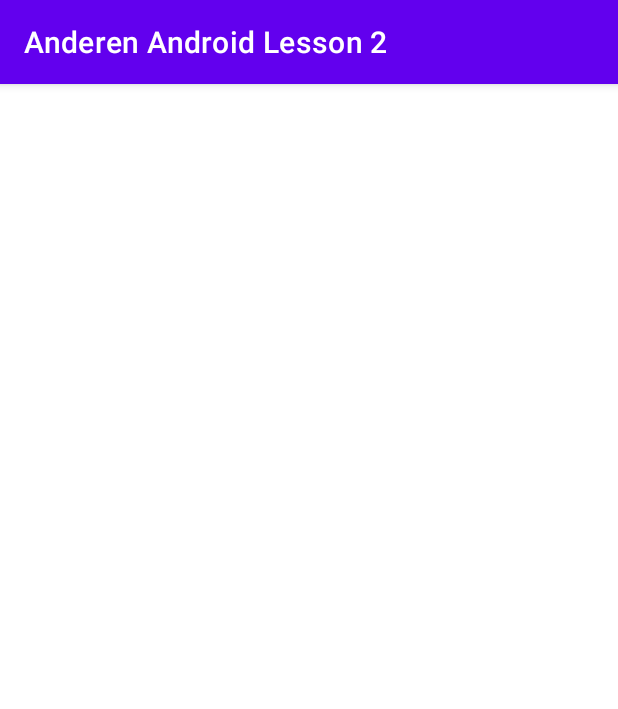
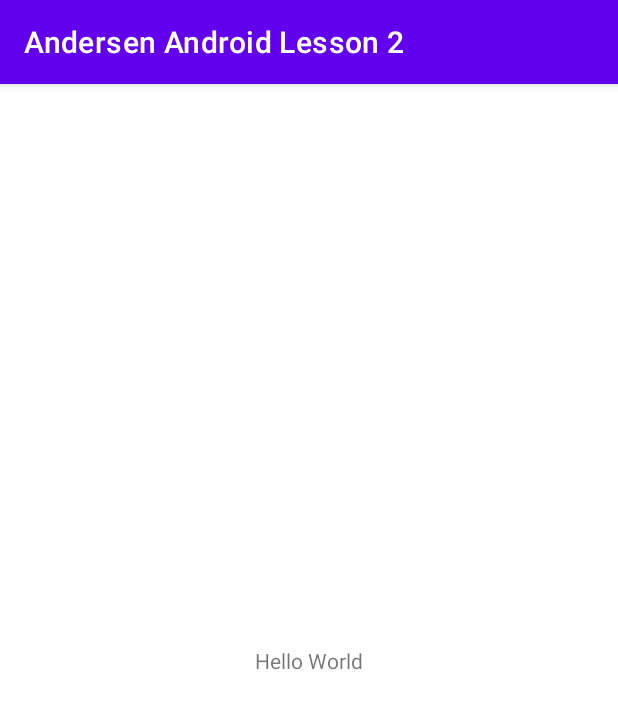
Before and after one commit to yakovbenalex/Andersen-Android-Lesson2-Codelabs-Unit1-2, an Android app: the screen it shows after launch (MainActivity), on a phone screen of 412 x 824 dp. Shown: the top 709 px of the screen. Run offline under Robolectric (Android 15) with nearby library versions, the phone set to English and light mode, and no system bars.

Commit message:
Lesson 1.1: Android Studio and Hello World

```diff
--- a/app/build.gradle
+++ b/app/build.gradle
@@ -7,7 +7,7 @@ android {
     compileSdk 32
 
     defaultConfig {
-        applicationId "ru.opalevapps.anderenandroidlesson2"
+        applicationId "ru.opalevapps.andersenandroidlesson2"
         minSdk 21
         targetSdk 32
         versionCode 1
--- a/app/src/main/AndroidManifest.xml
+++ b/app/src/main/AndroidManifest.xml
@@ -1,6 +1,6 @@
 <?xml version="1.0" encoding="utf-8"?>
 <manifest xmlns:android="http://schemas.android.com/apk/res/android"
-    package="ru.opalevapps.anderenandroidlesson2">
+    package="ru.opalevapps.andersenandroidlesson2">
 
     <application
         android:allowBackup="true"
@@ -8,9 +8,9 @@
         android:label="@string/app_name"
         android:roundIcon="@mipmap/ic_launcher_round"
         android:supportsRtl="true"
-        android:theme="@style/Theme.AnderenAndroidLesson2">
+        android:theme="@style/Theme.AndersenAndroidLesson2">
         <activity
-            android:name=".MainActivity"
+            android:name="ru.opalevapps.andersenandroidlesson2.MainActivity"
             android:exported="true">
             <intent-filter>
                 <action android:name="android.intent.action.MAIN" />
--- /dev/null
+++ b/app/src/main/java/ru/opalevapps/andersenandroidlesson2/MainActivity.kt
@@ -0,0 +1,16 @@
+package ru.opalevapps.andersenandroidlesson2
+
+import android.os.Bundle
+import android.util.Log
+import androidx.appcompat.app.AppCompatActivity
+
+class MainActivity : AppCompatActivity() {
+    private val LOG_TAG = MainActivity::class.java.simpleName
+
+    override fun onCreate(savedInstanceState: Bundle?) {
+        super.onCreate(savedInstanceState)
+        setContentView(R.layout.activity_main)
+
+        Log.d(LOG_TAG, "MainActivity started");
+    }
+}
--- a/app/src/main/res/layout/activity_main.xml
+++ b/app/src/main/res/layout/activity_main.xml
@@ -7,5 +7,13 @@
     tools:context=".MainActivity">
 
 
-
+    <TextView
+        android:id="@+id/textView"
+        android:layout_width="wrap_content"
+        android:layout_height="wrap_content"
+        android:text="@string/hello_world"
+        app:layout_constraintBottom_toBottomOf="parent"
+        app:layout_constraintEnd_toEndOf="parent"
+        app:layout_constraintStart_toStartOf="parent"
+        app:layout_constraintTop_toTopOf="parent" />
 </androidx.constraintlayout.widget.ConstraintLayout>
--- a/app/src/main/res/values-night/themes.xml
+++ b/app/src/main/res/values-night/themes.xml
@@ -1,6 +1,6 @@
 <resources xmlns:tools="http://schemas.android.com/tools">
     <!-- Base application theme. -->
-    <style name="Theme.AnderenAndroidLesson2" parent="Theme.MaterialComponents.DayNight.DarkActionBar">
+    <style name="Theme.AndersenAndroidLesson2" parent="Theme.MaterialComponents.DayNight.DarkActionBar">
         <!-- Primary brand color. -->
         <item name="colorPrimary">@color/purple_200</item>
         <item name="colorPrimaryVariant">@color/purple_700</item>
--- a/app/src/main/res/values/strings.xml
+++ b/app/src/main/res/values/strings.xml
@@ -1,3 +1,4 @@
 <resources>
-    <string name="app_name">Anderen Android Lesson 2</string>
+    <string name="app_name">Andersen Android Lesson 2</string>
+    <string name="hello_world">Hello World</string>
 </resources>
--- a/app/src/main/res/values/themes.xml
+++ b/app/src/main/res/values/themes.xml
@@ -1,6 +1,6 @@
 <resources xmlns:tools="http://schemas.android.com/tools">
     <!-- Base application theme. -->
-    <style name="Theme.AnderenAndroidLesson2" parent="Theme.MaterialComponents.DayNight.DarkActionBar">
+    <style name="Theme.AndersenAndroidLesson2" parent="Theme.MaterialComponents.DayNight.DarkActionBar">
         <!-- Primary brand color. -->
         <item name="colorPrimary">@color/purple_500</item>
         <item name="colorPrimaryVariant">@color/purple_700</item>
```
Also changed, not shown: app/src/main/java/ru/opalevapps/anderenandroidlesson2/MainActivity.kt (deleted, +0 -11 lines).
